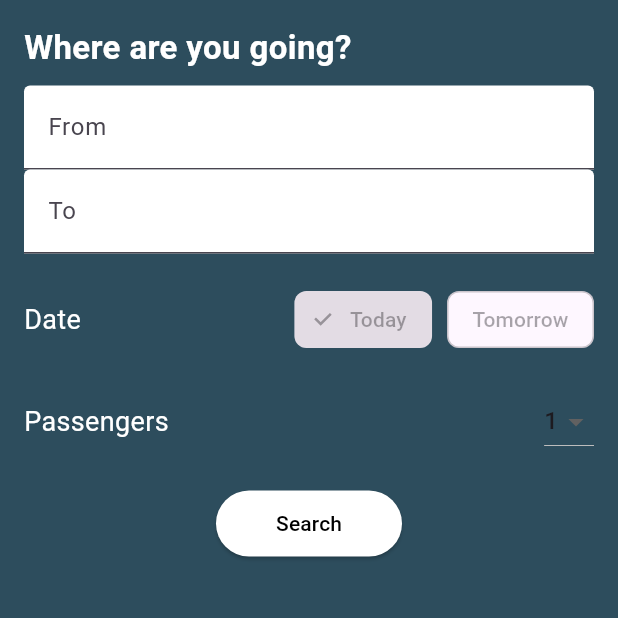
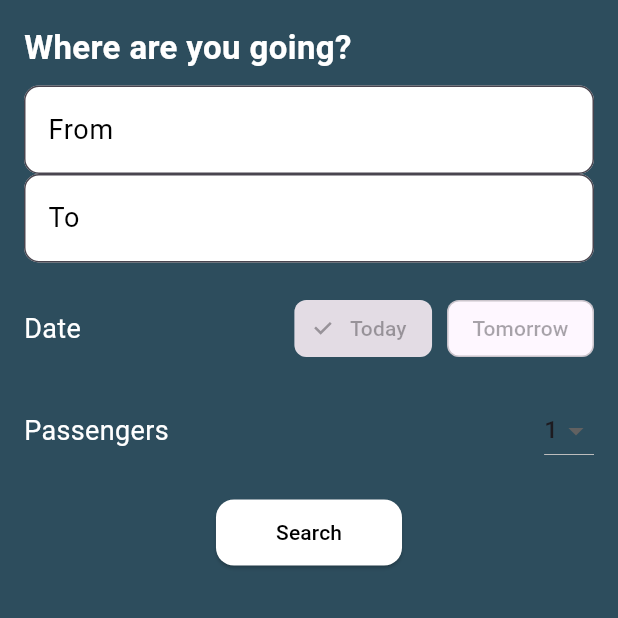
Before and after one commit to DiabloDelRpg/examen, a Flutter app: the FormScreen screen opened directly, on a phone screen of 412 x 824 dp, the top half of it. Run offline on Flutter 3.47's test engine with Material 3 defaults, Android fonts, the phone set to English and light mode, and no system bars.

Commit message:
Descripción del cambio

```diff
--- /dev/null
+++ b/lib/theme/app_theme.dart
@@ -0,0 +1,26 @@
+import 'package:flutter/material.dart';
+
+class AppTheme {
+  static ThemeData lightTheme = ThemeData(
+    scaffoldBackgroundColor: const Color(0xFF2D4D5D), // Color de fondo azul oscuro
+    primarySwatch: Colors.blue,
+    textTheme: const TextTheme(
+      titleLarge: TextStyle(fontSize: 22, fontWeight: FontWeight.bold, color: Colors.white),
+      bodyLarge: TextStyle(fontSize: 18, color: Colors.white),
+    ),
+    elevatedButtonTheme: ElevatedButtonThemeData(
+      style: ElevatedButton.styleFrom(
+        backgroundColor: Colors.white, // Color de fondo de botones
+        foregroundColor: Colors.black, // Color del texto de botones
+        shape: RoundedRectangleBorder(borderRadius: BorderRadius.circular(12)),
+        padding: const EdgeInsets.symmetric(horizontal: 40, vertical: 12),
+      ),
+    ),
+    inputDecorationTheme: InputDecorationTheme(
+      filled: true,
+      fillColor: Colors.white,
+      border: OutlineInputBorder(borderRadius: BorderRadius.circular(10)),
+      labelStyle: const TextStyle(color: Colors.black),
+    ),
+  );
+}
```
Also changed, not shown: lib/main.dart (+9 -13 lines), lib/screens/details_screen.dart (added, +52 -0 lines), lib/screens/home_screen.dart (+12 -16 lines), lib/screens/search_screen.dart (added, +59 -0 lines), pubspec.yaml (+3 -8 lines), assets/car.png (renamed from car.png), lib/screens/form_screen.dart (line endings or trailing spaces).
